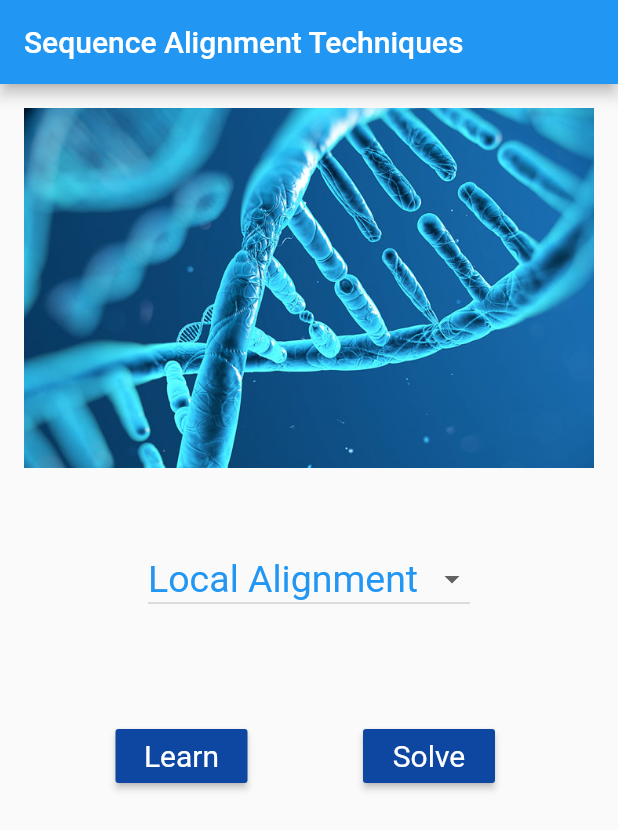
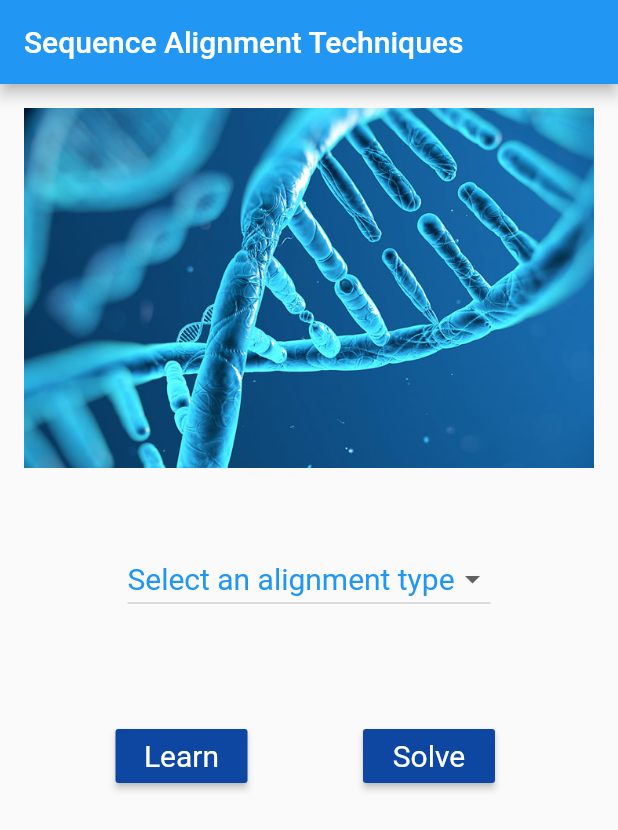
Before and after one commit to AkhilSharma1/biprojectf17, a Flutter app: the screen it shows after launch, after a tap on "Learn", on a phone screen of 412 x 824 dp. Shown: the top 830 px of the screen. Run offline on Flutter 3.47's test engine with Material 2 defaults, Android fonts, the phone set to English and light mode, and no system bars; our stand-ins replace numberpicker.

Commit message:
Navigation changes.

```diff
--- a/lib/main.dart
+++ b/lib/main.dart
@@ -32,10 +32,17 @@ class MyHomePage extends StatefulWidget {
   @override
   _MyHomePageState createState() => new _MyHomePageState();
 }
+class Alignment {
+  const Alignment(this.title,this.name);
+
+  final String title;
+  final String name;
+}
 
 class _MyHomePageState extends State<MyHomePage> {
-  int _value = 42;
-  int get alignmentType => _value;
+  Alignment selectedType;
+//  int get alignmentType => _value;
+  List<Alignment> types = <Alignment>[const Alignment('Global Alignment', 'global'), const Alignment('Local Alignment', 'local')];
 
   @override
   Widget build(BuildContext context) {
@@ -51,12 +58,11 @@ class _MyHomePageState extends State<MyHomePage> {
           ),
         ),
         onPressed: () {
-          print(key.currentState.alignmentType);
+          print(selectedType.name);
           Navigator.push(context, new MaterialPageRoute(
-            builder: (BuildContext context) => new LearnPage(seqAlgorithm: '', matrixSize: 5)
+            builder: (BuildContext context) => new LearnPage(seqAlgorithm: selectedType.name, matrixSize: 5)
           ));
         },
-//        onPressed: () => Navigator.of(context).pushNamed('/learn')
     );
 
     RaisedButton solveButton = new RaisedButton(
@@ -70,7 +76,7 @@ class _MyHomePageState extends State<MyHomePage> {
         ),
       onPressed: () {
         Navigator.push(context, new MaterialPageRoute(
-            builder: (BuildContext context) => new SolvePageDetails(seqAlgorithm: 'Global', matrixSize: 5)
+            builder: (BuildContext context) => new SolvePageDetails(seqAlgorithm: selectedType.name, matrixSize: 5)
         ));
       },
     );
@@ -79,32 +85,34 @@ class _MyHomePageState extends State<MyHomePage> {
         data: Theme.of(context).copyWith(
           canvasColor: Colors.grey.shade200,
         ),
-        child: new DropdownButton(
-          value: _value,
-          items: <DropdownMenuItem<int>>[
-            new DropdownMenuItem(
-              child: new Text('Local Alignment',
+        child: new DropdownButton<Alignment>(
+          hint: new Text("Select an alignment type",
             style: new TextStyle(
-                fontSize: 25.0,
+              fontSize: 20.0,
               fontWeight: FontWeight.w400,
               color: Colors.blue,
             ),
           ),
-              value: 42,
-            ),
-            new DropdownMenuItem(
-              child: new Text('Global Alignment',
+          value: selectedType,
+          onChanged: (Alignment newValue) {
+            setState(() {
+              selectedType = newValue;
+            });
+          },
+          items: types.map((Alignment type) {
+            return new DropdownMenuItem<Alignment>(
+              value: type,
+              child: new Text(
+                type.title,
                 style: new TextStyle(
-                  fontSize: 25.0,
+                  fontSize: 20.0,
                   fontWeight: FontWeight.w400,
                   color: Colors.blue,
                 ),
               ),
-              value: 1,
+            );
+          }).toList(),
         ),
-          ],
-            onChanged: (newValue) =>
-                setState(() => _value = newValue)),
         );
 
     Image image = new Image.asset(
```
Lines whose indentation alone changed are shown as unchanged.
